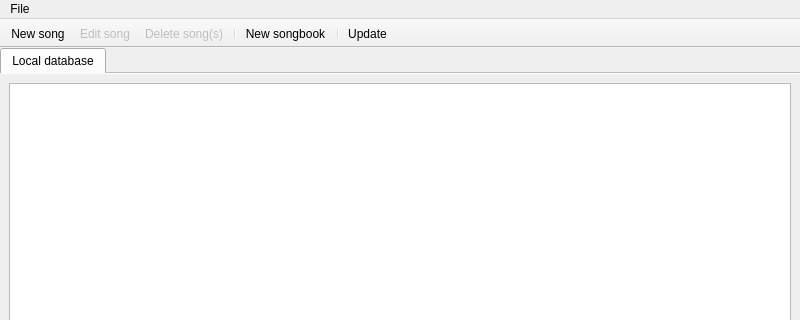
Before: the Qt Designer form ui/DatabaseEditor.ui in uiii/LatexSongbook, drawn with Qt 5; both pictures show x 0 to 800 and y 0 to 320 of the 800 by 600 pixel window.
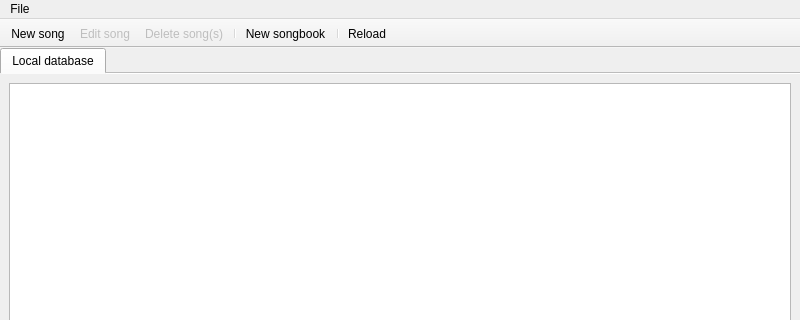
After: the same form once the commit is applied.

The edit to the form file:
```diff
--- a/ui/DatabaseEditor.ui
+++ b/ui/DatabaseEditor.ui
@@ -83,7 +83,7 @@
      <x>0</x>
      <y>0</y>
      <width>800</width>
-     <height>19</height>
+     <height>21</height>
     </rect>
    </property>
    <widget class="QMenu" name="menuFile">
@@ -118,11 +118,11 @@
    <addaction name="separator"/>
    <addaction name="actionNew_songgook"/>
    <addaction name="separator"/>
-   <addaction name="actionUpdate"/>
+   <addaction name="actionReload"/>
   </widget>
-  <action name="actionUpdate">
+  <action name="actionReload">
    <property name="text">
-    <string>Update</string>
+    <string>Reload</string>
    </property>
   </action>
   <action name="actionExit">
```
